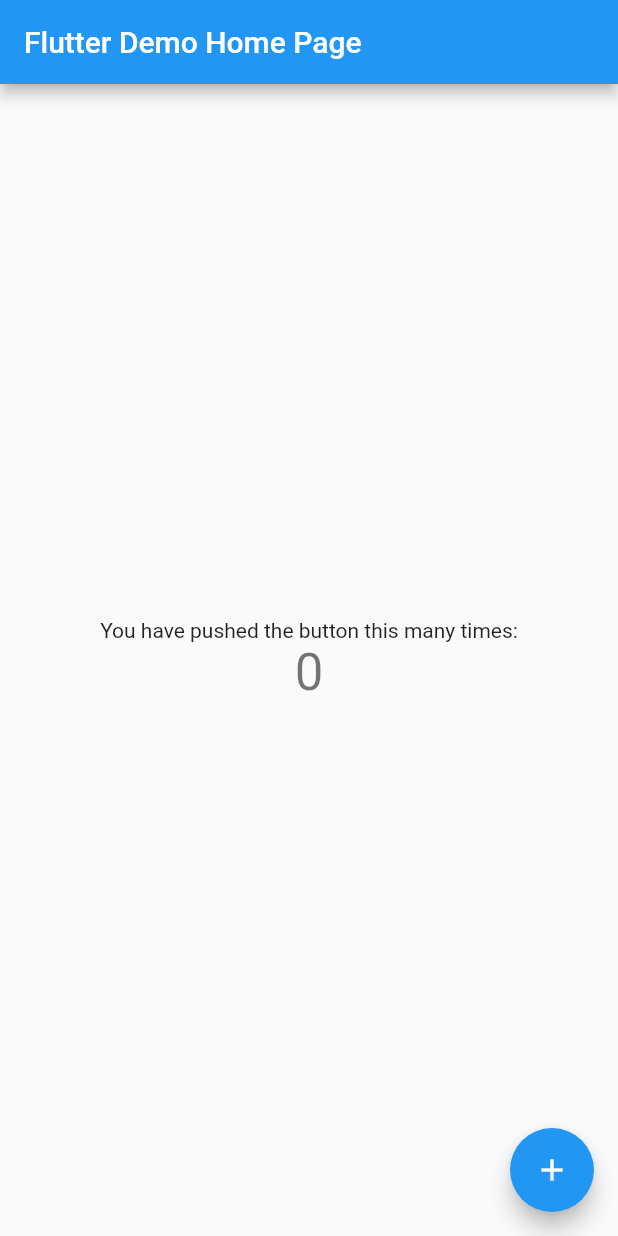
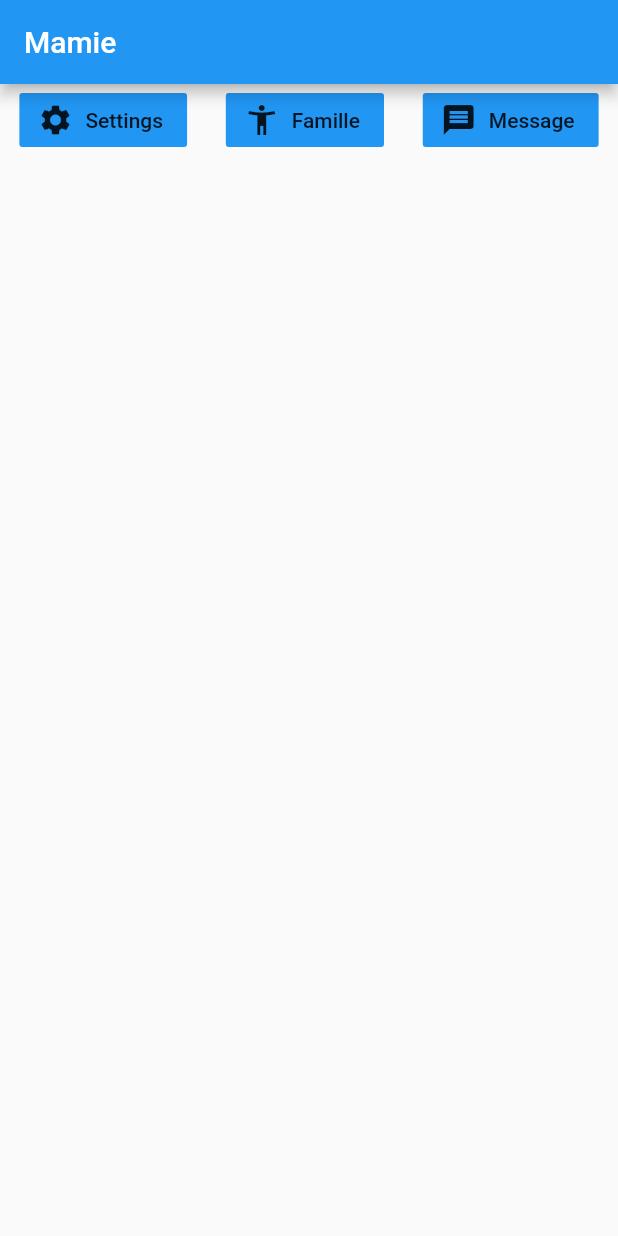
Before and after one commit to JulienLfra/MamieAppMobile, a Flutter app: the screen it shows after launch, on a phone screen of 412 x 824 dp. Run offline on Flutter 3.47's test engine with Material 2 defaults, Android fonts, the phone set to English and light mode, and no system bars.

Commit message:
header v1

```diff
--- a/lib/main.dart
+++ b/lib/main.dart
@@ -1,4 +1,6 @@
 import 'package:flutter/material.dart';
+
+
 
 void main() => runApp(MyApp());
 
@@ -7,7 +9,8 @@
   @override
   Widget build(BuildContext context) {
     return MaterialApp(
-      title: 'Flutter Demo',
+      title: 'Mamie',
+      debugShowCheckedModeBanner: false,
       theme: ThemeData(
         // This is the theme of your application.
         //
@@ -20,92 +23,198 @@
         // is not restarted.
         primarySwatch: Colors.blue,
       ),
-      home: MyHomePage(title: 'Flutter Demo Home Page'),
+      //home: MyHomePage(title: 'Flutter Demo Home Page'),
+      home: TextAndIconButton(),
     );
   }
 }
 
-class MyHomePage extends StatefulWidget {
-  MyHomePage({Key key, this.title}) : super(key: key);
-
-  // This widget is the home page of your application. It is stateful, meaning
-  // that it has a State object (defined below) that contains fields that affect
-  // how it looks.
-
-  // This class is the configuration for the state. It holds the values (in this
-  // case the title) provided by the parent (in this case the App widget) and
-  // used by the build method of the State. Fields in a Widget subclass are
-  // always marked "final".
-
-  final String title;
-
-  @override
-  _MyHomePageState createState() => _MyHomePageState();
-}
-
-class _MyHomePageState extends State<MyHomePage> {
-  int _counter = 0;
-
-  void _incrementCounter() {
-    setState(() {
-      // This call to setState tells the Flutter framework that something has
-      // changed in this State, which causes it to rerun the build method below
-      // so that the display can reflect the updated values. If we changed
-      // _counter without calling setState(), then the build method would not be
-      // called again, and so nothing would appear to happen.
-      _counter++;
-    });
-  }
-
+class TextAndIconButton extends StatelessWidget {
   @override
   Widget build(BuildContext context) {
-    // This method is rerun every time setState is called, for instance as done
-    // by the _incrementCounter method above.
-    //
-    // The Flutter framework has been optimized to make rerunning build methods
-    // fast, so that you can just rebuild anything that needs updating rather
-    // than having to individually change instances of widgets.
     return Scaffold(
       appBar: AppBar(
-        // Here we take the value from the MyHomePage object that was created by
-        // the App.build method, and use it to set our appbar title.
-        title: Text(widget.title),
+        title: Text('Mamie'),
       ),
-      body: Center(
-        // Center is a layout widget. It takes a single child and positions it
-        // in the middle of the parent.
-        child: Column(
-          // Column is also a layout widget. It takes a list of children and
-          // arranges them vertically. By default, it sizes itself to fit its
-          // children horizontally, and tries to be as tall as its parent.
-          //
-          // Invoke "debug painting" (press "p" in the console, choose the
-          // "Toggle Debug Paint" action from the Flutter Inspector in Android
-          // Studio, or the "Toggle Debug Paint" command in Visual Studio Code)
-          // to see the wireframe for each widget.
-          //
-          // Column has various properties to control how it sizes itself and
-          // how it positions its children. Here we use mainAxisAlignment to
-          // center the children vertically; the main axis here is the vertical
-          // axis because Columns are vertical (the cross axis would be
-          // horizontal).
-          mainAxisAlignment: MainAxisAlignment.center,
-          children: <Widget>[
-            Text(
-              'You have pushed the button this many times:',
-            ),
-            Text(
-              '$_counter',
-              style: Theme.of(context).textTheme.display1,
-            ),
-          ],
-        ),
-      ),
-      floatingActionButton: FloatingActionButton(
-        onPressed: _incrementCounter,
-        tooltip: 'Increment',
-        child: Icon(Icons.add),
-      ), // This trailing comma makes auto-formatting nicer for build methods.
+
+      body: new ListView(
+
+        children: <Widget>[
+
+          //You can add more widget bellow
+
+          threeButtonsSection ,
+
+
+
+
+
+        ],
+
+      )
+
+//      body: Center(
+//        child: FlatButton.icon(
+//          color: Colors.blue,
+//          icon: Icon(Icons.settings), //`Icon` to display
+//          label: Text('Settings'), //`Text` to display
+//          onPressed: () {
+//            //Code to execute when Floating Action Button is clicked
+//            //...
+//          },
+//        ),
+//      ),
     );
   }
 }
+
+Widget threeButtonsSection = new Container(
+  child: new Row(
+    mainAxisAlignment: MainAxisAlignment.spaceAround,
+    children: <Widget>[
+      //build in a separated function1A
+      FlatButton.icon(
+        color: Colors.blue,
+        icon: Icon(Icons.settings), //`Icon` to display
+        label: Text('Settings'), //`Text` to display
+        onPressed: () {
+          //Code to execute when Floating Action Button is clicked
+          //...
+        },
+      ),
+
+      FlatButton.icon(
+        color: Colors.blue,
+        icon: Icon(Icons.accessibility_new), //`Icon` to display
+        label: Text('Famille'), //`Text` to display
+        onPressed: () {
+
+
+
+          //Code to execute when Floating Action Button is clicked
+          //...
+        },
+      ),
+
+      FlatButton.icon(
+        color: Colors.blue,
+        icon: Icon(Icons.message), //`Icon` to display
+        label: Text('Message'), //`Text` to display
+        onPressed: () {
+          //Code to execute when Floating Action Button is clicked
+          //...
+        },
+      ),
+    ],
+  ),
+);
+
+
+
+//class MyApp extends StatelessWidget {
+//  //Stateless = immutable = cannot change object's properties
+//  //Every UI components are widgets
+//  @override
+//  Widget build(BuildContext context) {
+//    //Now we need multiple widgets into a parent = "Container" widget
+//    Widget titleSection = new Container(
+//      padding: const EdgeInsets.all(10.0),//Top, Right, Bottom, Left
+//      child: new Row(
+//        children: <Widget>[
+//          new Expanded(
+//            child: new Column(
+//              crossAxisAlignment: CrossAxisAlignment.start,
+//              children: <Widget>[
+//
+//              ],
+//            ),
+//          ),
+//          //new Icon(Icons.favorite, color: Colors.red),
+//          //new Text(" 100", style: new TextStyle(fontSize: 16.0),),
+//        ],
+//      ),
+//    );
+//
+//
+//    Widget buildButton(IconData icon, String buttonTitle) {
+//      final Color tintColor = Colors.blue;
+//      return new Column(
+//        children: <Widget>[
+//          new Icon(icon, color: tintColor),
+//          new Container(
+//            margin: const EdgeInsets.only(top: 5.0),
+//            child: new Text(buttonTitle, style: new TextStyle(fontSize: 16.0,
+//                fontWeight: FontWeight.w600, color: tintColor),),
+//          )
+//        ],
+//      );
+//    }
+//    Widget threeButtonsSection = new Container(
+//      child: new Row(
+//        mainAxisAlignment: MainAxisAlignment.spaceAround,
+//        children: <Widget>[
+//          //build in a separated function1A
+//          buildButton(Icons.settings, "Settings"),
+//          buildButton(Icons.accessibility_new, "Famille"),
+//          buildButton(Icons.message, "Message"),
+//        ],
+//      ),
+//    );
+//
+//    Widget listFamille = new ListView.builder(
+//        itemBuilder: (context, index) {
+//          return Text("$index");
+//        },
+//    );
+//
+//    //build function returns a "Widget"
+//    return new MaterialApp(
+//        title: "",
+//        home: new Scaffold(
+//            appBar: new AppBar(
+//              title: new Text('Flutter App'),
+//            ),
+//
+//
+//            //body: listUser()
+//            body: new ListView(
+//
+//              children: <Widget>[
+//
+//                //You can add more widget bellow
+//
+//                threeButtonsSection ,
+//
+//
+//
+//
+//
+//              ],
+//
+//            )
+//
+//        )
+//    );//Widget with "Material design"
+//  }
+//}
+//
+//class listUser extends StatelessWidget{
+//  @override
+//  Widget build(BuildContext context) {
+//  final users = ['U1','U2', 'U3','U4','U5','U6','U7'];
+//
+//    // TODO: implement build
+//
+//
+//    return ListView.builder
+//      (
+//      itemCount: users.length,
+//
+//      itemBuilder: (context, index) {
+//        return ListTile(
+//          title: new Text(users[index]),
+//        );
+//      },
+//    );
+//  }
+//}
```
